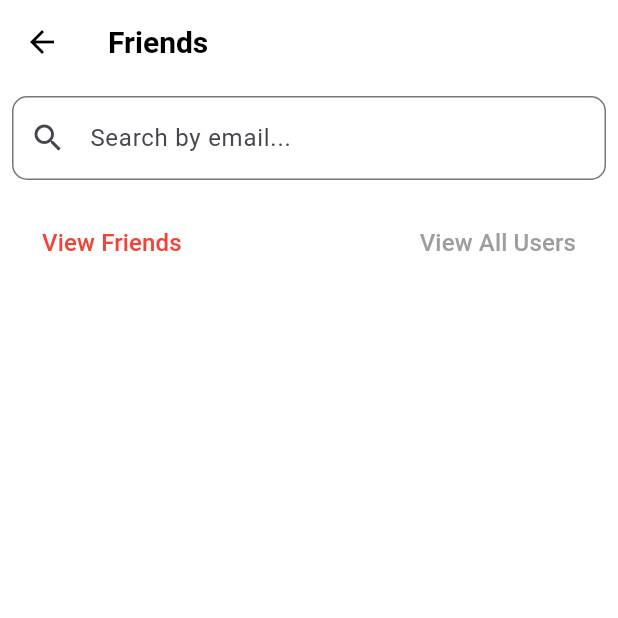
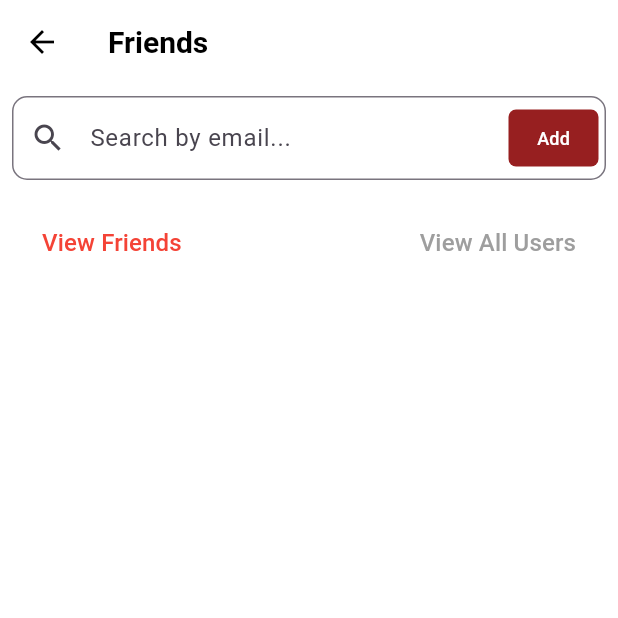
Before and after one commit to bhumika2425/vidhyatra_frontend, a Flutter app: the FriendsScreen screen opened by its route, on a phone screen of 412 x 824 dp, the top half of it. Run offline on Flutter 3.47's test engine with Material 3 defaults, Android fonts, the phone set to English and light mode, and no system bars; our stand-ins replace carousel_slider, file_picker, flutter_chat_types, flutter_chat_ui, font_awesome_flutter, get and 4 more; accounts and stored records are empty; network calls fail.

Commit message:
added add friend button in search bar

```diff
--- a/lib/screens/Friends.dart
+++ b/lib/screens/Friends.dart
@@ -31,10 +31,38 @@ class FriendsScreen extends StatelessWidget {
                 border: OutlineInputBorder(
                   borderRadius: BorderRadius.circular(10.0),
                 ),
+                suffixIcon: Padding(
+                  padding: const EdgeInsets.all(5.0), // Adjust padding for proper alignment
+                  child: SizedBox(
+                    height: 30, // Controls the button height
+                    width: 60,  // Controls the button width
+                    child: ElevatedButton(
+                      onPressed: () {
+                        print("Add button pressed");
+                      },
+                      style: ElevatedButton.styleFrom(
+                        elevation: 0, // No shadow
+                        backgroundColor: Color(0xFF971F20), // Button background color
+                        padding: const EdgeInsets.all(0), // Remove default padding
+                        shape: RoundedRectangleBorder(
+                          borderRadius: BorderRadius.circular(5.0),
+                        ),
+                      ),
+                      child: const Text(
+                        'Add',
+                        style: TextStyle(
+                          color: Colors.white,
+                          fontSize: 12, // Adjust font size to fit inside
+                        ),
+                      ),
+                    ),
+                  ),
+                ),
               ),
-              onChanged: controller.filterList,
+              onChanged: controller.filterList, // Filter list on text change
             ),
           ),
+
 
           // Buttons for View Friends and View All Users
           Padding(
@@ -50,7 +78,9 @@ class FriendsScreen extends StatelessWidget {
 
                     // Change text color to red on press
                     viewFriendsTextColor.value = Colors.red;
-                    viewAllUsersTextColor.value = Colors.grey; // Reset the other button
+                    viewAllUsersTextColor.value = Colors.grey;
+                    // Reset the other button
+
                   },
                   style: TextButton.styleFrom(
                     foregroundColor: viewFriendsTextColor.value, // Reactive text color
```
